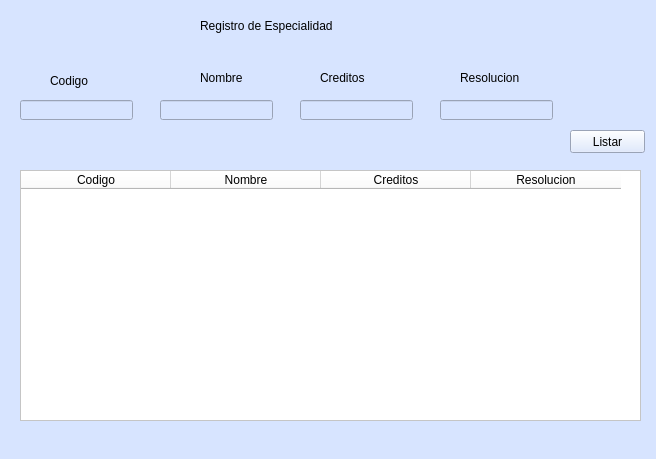
Before: the Qt Designer form UI/ventanaEspecialidad.ui in KevinValdezVargas/expert-broccoli, drawn with Qt 5.
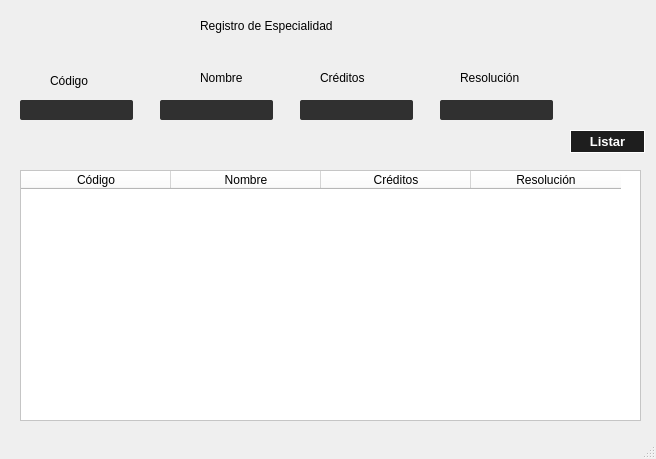
After: the same form once the commit is applied.

Commit message: Cambios de color en ventanas.ui

Patch:
```diff
--- a/UI/ventanaEspecialidad.ui
+++ b/UI/ventanaEspecialidad.ui
@@ -14,9 +14,32 @@
    <string>Ventana Especialidad</string>
   </property>
   <property name="styleSheet">
-   <string notr="true">background-color: rgb(215, 228, 255);</string>
+   <string notr="true">QLineEdit
+{
+	background-color: #303030;
+border: none;
+border-radius: 2px;
+padding-left: 2px;
+color: white
+}</string>
   </property>
   <widget class="QWidget" name="centralwidget">
+   <property name="styleSheet">
+    <string notr="true">QPushButton:pressed
+{
+  color: green;
+ 
+}
+
+QPushButton
+{
+  background: #1e1e1e;
+	 border-radius: .3em;
+	border: 1px solid white;
+color: white;
+}
+</string>
+   </property>
    <widget class="QPushButton" name="btnListar">
     <property name="geometry">
      <rect>
@@ -26,6 +49,15 @@
       <height>23</height>
      </rect>
     </property>
+    <property name="font">
+     <font>
+      <family>Segoe UI</family>
+      <pointsize>10</pointsize>
+      <weight>75</weight>
+      <italic>false</italic>
+      <bold>true</bold>
+     </font>
+    </property>
     <property name="styleSheet">
      <string notr="true">font: 12pt &quot;Segoe MDL2 Assets&quot;;</string>
     </property>
@@ -46,7 +78,7 @@
      <string notr="true">font: 12pt &quot;Segoe MDL2 Assets&quot;;</string>
     </property>
     <property name="text">
-     <string>Codigo</string>
+     <string>Código</string>
     </property>
    </widget>
    <widget class="QLabel" name="label_5">
@@ -62,7 +94,7 @@
      <string notr="true">font: 11pt &quot;Segoe MDL2 Assets&quot;;</string>
     </property>
     <property name="text">
-     <string>Resolucion</string>
+     <string>Resolución</string>
     </property>
    </widget>
    <widget class="QLabel" name="label_4">
@@ -78,7 +110,7 @@
      <string notr="true">font: 11pt &quot;Segoe MDL2 Assets&quot;;</string>
     </property>
     <property name="text">
-     <string>Creditos</string>
+     <string>Créditos</string>
     </property>
    </widget>
    <widget class="QLineEdit" name="txtResolucion">
@@ -161,7 +193,7 @@
     </attribute>
     <column>
      <property name="text">
-      <string>Codigo</string>
+      <string>Código</string>
      </property>
     </column>
     <column>
@@ -171,12 +203,12 @@
     </column>
     <column>
      <property name="text">
-      <string>Creditos</string>
+      <string>Créditos</string>
      </property>
     </column>
     <column>
      <property name="text">
-      <string>Resolucion</string>
+      <string>Resolución</string>
      </property>
     </column>
    </widget>
```
Left out of the diff: 2 changed lines with no effect on the pictures. The commit also changes 4 other files.
